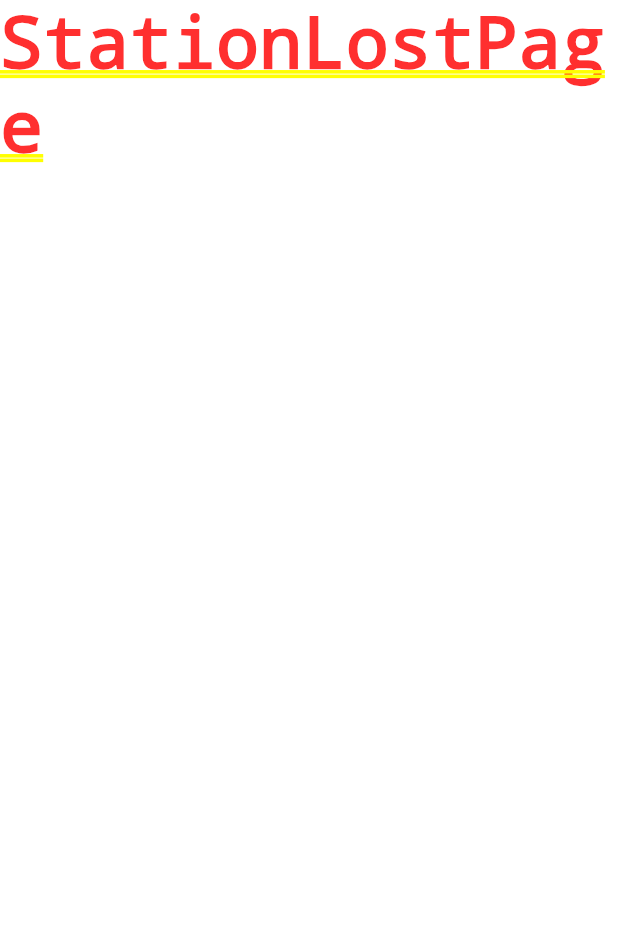
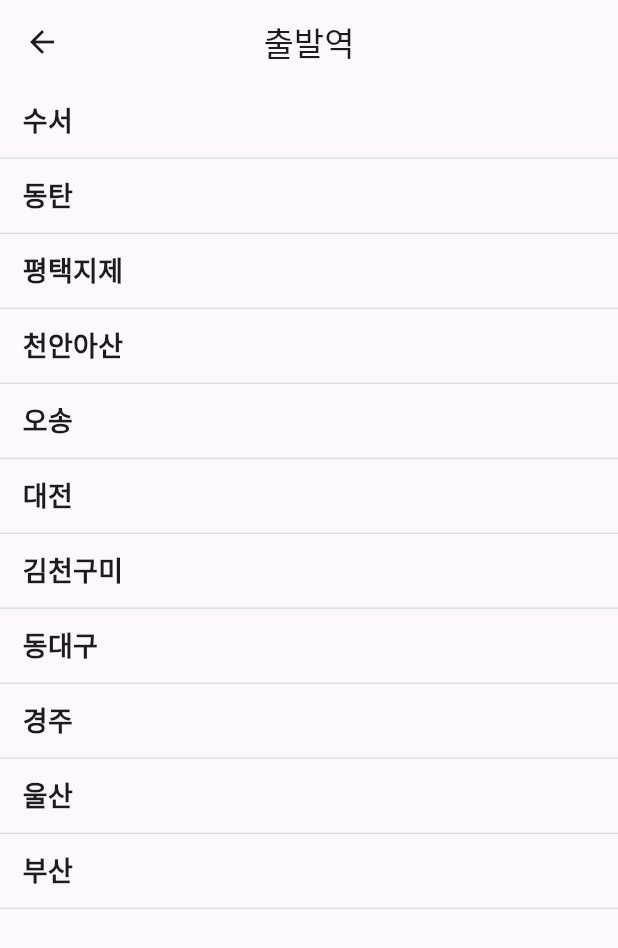
Before and after one commit to seonghoon-02/flutter_train_app, a Flutter app: the screen it shows after launch, after a tap on "출발역", on a phone screen of 412 x 824 dp. Shown: the top 948 px of the screen. Run offline on Flutter 3.47's test engine with Material 3 defaults, Android fonts, the phone set to English and light mode, and no system bars.

Commit message:
feat StationListPage 화면 구현

```diff
--- a/lib/homepage.dart
+++ b/lib/homepage.dart
@@ -78,19 +78,19 @@ class HomePage extends StatelessWidget {
   }
 
   Widget choiceStation(
-      String kindStation, String choiceStation, BuildContext context) {
+      String stationType, String choiceStation, BuildContext context) {
     return GestureDetector(
       onTap: () {
         /// 화면 이동 코드 StationListPage로 이동
         Navigator.push(context, MaterialPageRoute(builder: (context) {
-          return StationListPage();
+          return StationListPage(stationType);
         }));
       },
       child: Column(
         mainAxisAlignment: MainAxisAlignment.center,
         children: [
           Text(
-            kindStation,
+            stationType,
             style: TextStyle(
               fontSize: 16,
               fontWeight: FontWeight.bold,
--- a/lib/stationlistpage.dart
+++ b/lib/stationlistpage.dart
@@ -1,10 +1,64 @@
 import 'package:flutter/material.dart';
 
 class StationListPage extends StatelessWidget {
-  StationListPage();
+  StationListPage(this.stationType);
+
+  String stationType;
 
   @override
   Widget build(BuildContext context) {
-    return Text('StationLostPage');
+    /// 역 리스트
+    List<String> stationList = [
+      '수서',
+      '동탄',
+      '평택지제',
+      '천안아산',
+      '오송',
+      '대전',
+      '김천구미',
+      '동대구',
+      '경주',
+      '울산',
+      '부산'
+    ];
+    return Scaffold(
+      appBar: AppBar(
+        title: Text(stationType),
+        centerTitle: true,
+      ),
+      body: Column(
+        crossAxisAlignment: CrossAxisAlignment.start,
+        children: [
+          for (var stationName in stationList) stationContainer(stationName),
+        ],
+      ),
+    );
+  }
+
+  /// 역 ui 함수
+  Container stationContainer(String stationName) {
+    return Container(
+      height: 50,
+      width: double.infinity,
+      decoration: BoxDecoration(
+        border: Border(
+          bottom: BorderSide(
+            // 밑변에 선 추가
+            color: Colors.grey[300]!,
+            width: 1, // 선의 두께
+          ),
+        ),
+      ),
+      child: Padding(
+        padding: const EdgeInsets.only(left: 15),
+        child: Align(
+          alignment: Alignment.centerLeft,
+          child: Text(
+            stationName,
+            style: TextStyle(fontSize: 18, fontWeight: FontWeight.bold),
+          ),
+        ),
+      ),
+    );
   }
 }
```
